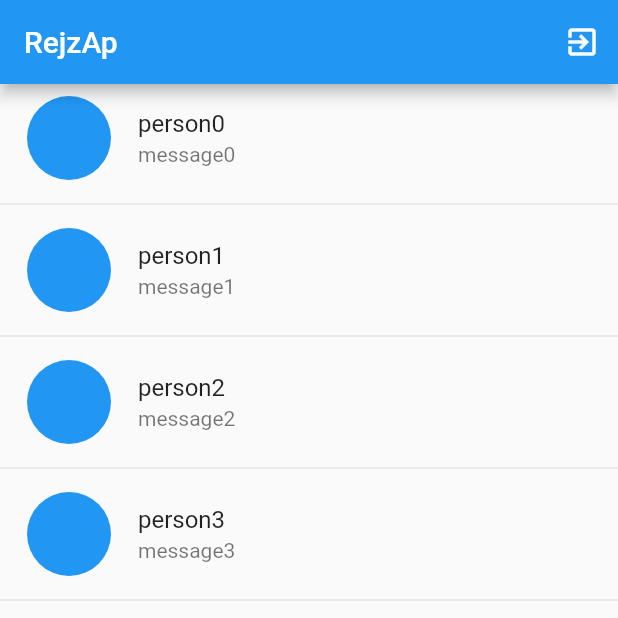
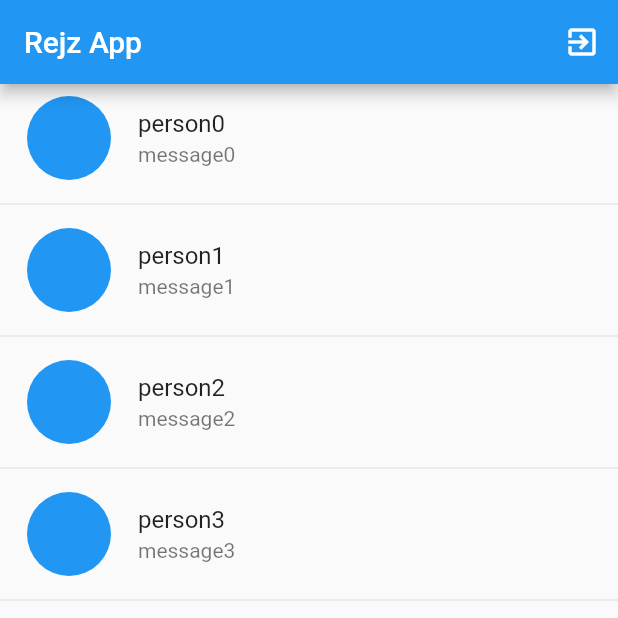
Before and after one commit to mhdrejz/LoginPage, a Flutter app: the HomeScreen screen opened directly, on a phone screen of 412 x 824 dp, the top half of it. Run offline on Flutter 3.47's test engine with Material 2 defaults, Android fonts, the phone set to English and light mode, and no system bars; our stand-ins replace shared_preferences; accounts and stored records are empty.

Commit message:
new CHANGES

```diff
--- a/lib/home.dart
+++ b/lib/home.dart
@@ -11,7 +11,7 @@ class HomeScreen extends StatelessWidget {
   Widget build(BuildContext context) {
     return Scaffold(
       appBar: AppBar(
-        title: const Text('RejzAp'),
+        title: const Text('Rejz App'),
         actions: [
           IconButton(
               onPressed: () {
```
